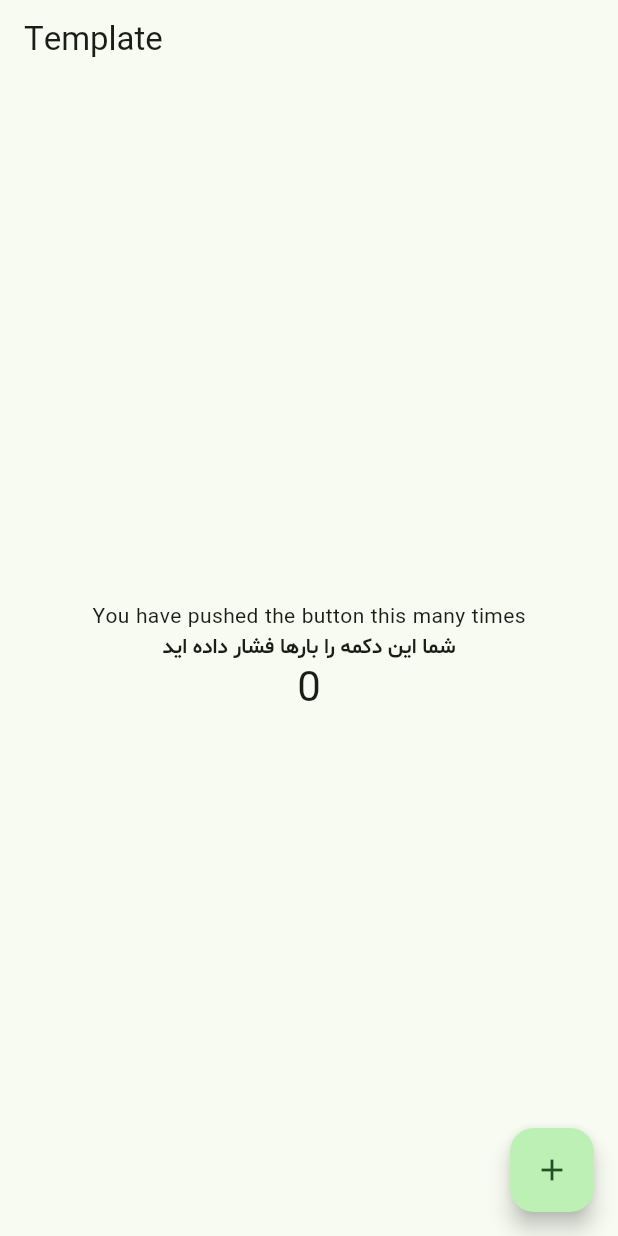
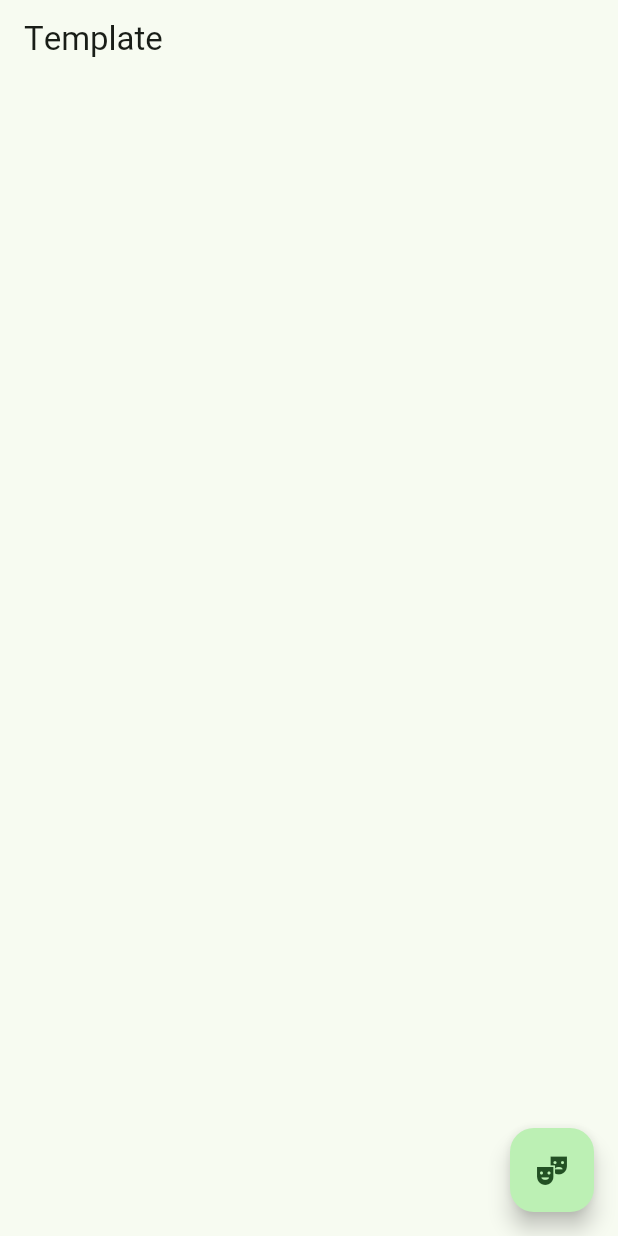
Before and after one commit to kazemini/template, a Flutter app: the screen it shows after launch, on a phone screen of 412 x 824 dp. Run offline on Flutter 3.47's test engine with Material 2 defaults, Android fonts, the phone set to English and light mode, and no system bars; our stand-ins replace bloc, flutter_bloc.

Commit message:
dark/light theme (dynamic with cubit)

```diff
--- a/lib/config/theme/app_theme.dart
+++ b/lib/config/theme/app_theme.dart
@@ -2,20 +2,16 @@ import 'package:flutter/material.dart';
 
 import '../../core/utils/constants.dart';
 
+class AppTheme {
+  static get lightTheme => ThemeData(
+      brightness: Brightness.light,
+      colorSchemeSeed: Constants.colorScheme,
+      useMaterial3: Constants.isMaterial3,
+      fontFamily: Constants.fontFamily);
 
-class AppTheme {
-
-  get lightTheme => ThemeData(
-    brightness: Brightness.light,
-    colorSchemeSeed: Constants.colorScheme,
-    useMaterial3: Constants.isMaterial3,
-    fontFamily: Constants.fontFamily
-  );
-
-  get darkTheme => ThemeData(
+  static get darkTheme => ThemeData(
       brightness: Brightness.dark,
       colorSchemeSeed: Constants.colorScheme,
       useMaterial3: Constants.isMaterial3,
-      fontFamily: Constants.fontFamily
-  );
+      fontFamily: Constants.fontFamily);
 }
--- /dev/null
+++ b/lib/config/theme/theme_cubit.dart
@@ -0,0 +1,17 @@
+import 'package:bloc/bloc.dart';
+import 'package:flutter/material.dart';
+import 'package:template/config/theme/app_theme.dart';
+
+part 'theme_state.dart';
+
+class ThemeCubit extends Cubit<ThemeState> {
+  ThemeCubit() : super(const ThemeState(ThemeEnum.light));
+
+  void lightMode() => emit(const ThemeState(ThemeEnum.light));
+
+  void darkMode() {
+    return emit(const ThemeState(ThemeEnum.dark));
+  }
+
+  void system() => emit(const ThemeState(ThemeEnum.system));
+}
--- /dev/null
+++ b/lib/config/theme/theme_state.dart
@@ -0,0 +1,9 @@
+part of 'theme_cubit.dart';
+
+enum ThemeEnum {light,dark,system}
+
+class ThemeState {
+  final ThemeEnum themeEnum;
+
+  const ThemeState(this.themeEnum);
+}
--- /dev/null
+++ b/lib/core/widgets/main_wrapper.dart
@@ -0,0 +1,44 @@
+import 'package:flutter/material.dart';
+import 'package:flutter_bloc/flutter_bloc.dart';
+import 'package:template/config/theme/theme_cubit.dart';
+import 'package:template/core/widgets/scaffold_messenger.dart';
+// TODO this page only for test, pls convert to clean arch :)
+
+class MainWrapper extends StatefulWidget {
+  const MainWrapper({Key? key}) : super(key: key);
+
+  @override
+  State<MainWrapper> createState() => _MainWrapperState();
+}
+
+class _MainWrapperState extends State<MainWrapper> {
+  @override
+  Widget build(BuildContext context) {
+    return Scaffold(
+      appBar: AppBar(title: const Text('Template'),),
+      body: Padding(
+        padding: const EdgeInsets.all(8.0),
+        child: Column(
+          children: const [],
+        ),
+      ),
+      floatingActionButton: BlocConsumer<ThemeCubit, ThemeState>(
+        listener: (context, state) {
+          scaffoldMessenger(context, state.themeEnum.name);
+        },
+        builder: (context, state) {
+          return FloatingActionButton(
+            onPressed: () {
+             if(state.themeEnum.name == ThemeEnum.light.name) {
+               BlocProvider.of<ThemeCubit>(context).darkMode();
+             } else {
+               BlocProvider.of<ThemeCubit>(context).lightMode();
+             }
+            },
+            child: const Icon(Icons.theater_comedy),
+          );
+        },
+      ),
+    );
+  }
+}
--- /dev/null
+++ b/lib/core/widgets/scaffold_messenger.dart
@@ -0,0 +1,13 @@
+import 'package:flutter/material.dart';
+// TODO clean arch :)
+ScaffoldFeatureController<SnackBar, SnackBarClosedReason> scaffoldMessenger(
+    BuildContext context, String message) {
+  return ScaffoldMessenger.of(context).showSnackBar(
+    SnackBar(
+      content: Text(message),
+      behavior: SnackBarBehavior.floating,
+      elevation: 10,
+      duration: const Duration(seconds: 2),
+    ),
+  );
+}
--- a/lib/main.dart
+++ b/lib/main.dart
@@ -1,5 +1,9 @@
 import 'package:flutter/material.dart';
+import 'package:flutter_bloc/flutter_bloc.dart';
 import 'package:template/config/theme/app_theme.dart';
+
+import 'config/theme/theme_cubit.dart';
+import 'core/widgets/main_wrapper.dart';
 
 void main() {
   runApp(const MyApp());
@@ -10,63 +14,22 @@ class MyApp extends StatelessWidget {
 
   @override
   Widget build(BuildContext context) {
-    return MaterialApp(
-      title: 'Flutter Demo',
-      debugShowCheckedModeBanner: false,
-      themeMode: ThemeMode.light,
-      theme: AppTheme().lightTheme,
-      home: const MyHomePage(title: 'Template'),
-    );
+    return MultiBlocProvider(
+        providers: [
+          BlocProvider(create: (themCubit) => ThemeCubit()),
+        ],
+        child: BlocConsumer<ThemeCubit, ThemeState>(
+          listener: (context, state) {
+          },
+          builder: (context, state) {
+            return MaterialApp(
+              title: 'Flutter Demo',
+              debugShowCheckedModeBanner: false,
+              themeMode: ThemeMode.light,
+              theme: state.themeEnum.name == 'dark' ? AppTheme.darkTheme : AppTheme.lightTheme,
+              home: const MainWrapper(),
+            );
+          },
+        ));
   }
 }
-
-class MyHomePage extends StatefulWidget {
-  const MyHomePage({super.key, required this.title});
-
-  final String title;
-
-  @override
-  State<MyHomePage> createState() => _MyHomePageState();
-}
-
-class _MyHomePageState extends State<MyHomePage> {
-  int _counter = 0;
-
-  void _incrementCounter() {
-    setState(() {
-      _counter++;
-    });
-  }
-
-  @override
-  Widget build(BuildContext context) {
-    return Scaffold(
-      appBar: AppBar(
-        title: Text(widget.title),
-      ),
-      body: Center(
-        child: Column(
-          mainAxisAlignment: MainAxisAlignment.center,
-          children: <Widget>[
-            const Text(
-              'You have pushed the button this many times',
-            ),
-            const Text(
-              'شما این دکمه را بارها فشار داده اید',
-              style: TextStyle(fontWeight: FontWeight.w700),
-            ),
-            Text(
-              '$_counter',
-              style: Theme.of(context).textTheme.headlineMedium,
-            ),
-          ],
-        ),
-      ),
-      floatingActionButton: FloatingActionButton(
-        onPressed: _incrementCounter,
-        tooltip: 'Increment',
-        child: const Icon(Icons.add),
-      ), // This trailing comma makes auto-formatting nicer for build methods.
-    );
-  }
-}
```
Also changed, not shown: pubspec.yaml (+6 -27 lines), pubspec.lock.
